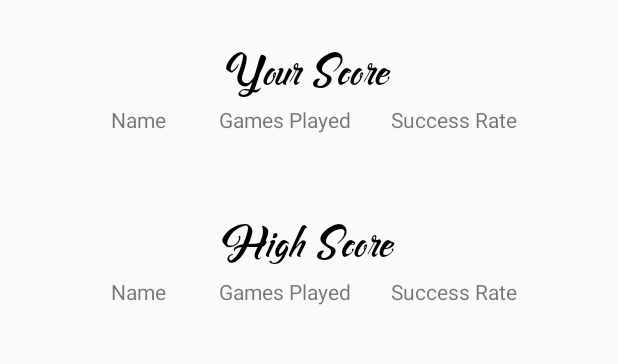
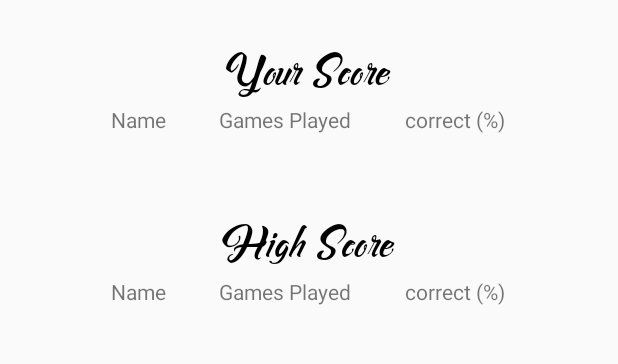
Before and after one commit to seph314/trivially, an Android app: the screen it shows after launch (HighScoreActivity), after a tap on "High Score", on a phone screen of 412 x 824 dp, the part 150-514 px from its top. Run offline under Robolectric (Android 15) with nearby library versions, the phone set to English and light mode, and no system bars; our stand-ins replace Firebase (no records; nobody signed in at launch, a user with empty details on screens opened directly).

Commit message:
changed HS string

```diff
--- a/A4/Trivially/app/src/main/res/values/strings.xml
+++ b/A4/Trivially/app/src/main/res/values/strings.xml
@@ -14,7 +14,7 @@
     <string name="your_score">Your Score</string>
     <string name="name">Name</string>
     <string name="games_played">Games Played</string>
-    <string name="success_rate">Success Rate</string>
+    <string name="success_rate">correct (%)</string>
     <string name="quit">QUIT</string>
     <string name="log_in_with_facebook">Log in with Facebook</string>
     <string name="client_id">157522692483-rmsf4idenl8gt5ve2pspqa6ohbvjbivm.apps.googleusercontent.com</string>
```
